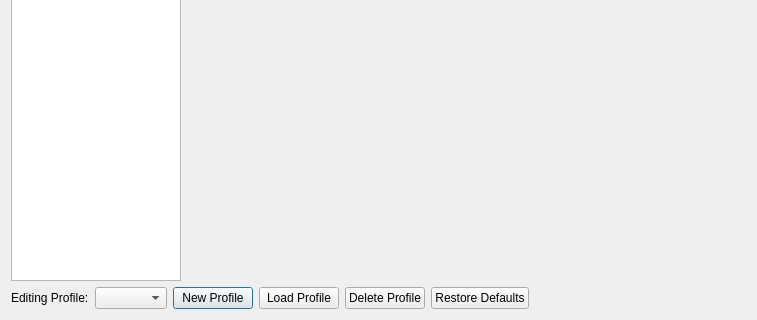
Qt form pcsx2-qt/Settings/ControllerSettingsDialog.ui (PCSX2/pcsx2) before a commit; both pictures show x 0 to 757 and y 360 to 680 of the 1305 by 680 pixel window.
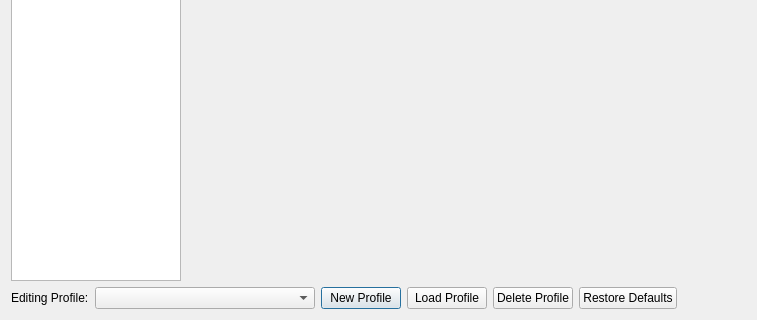
The same form after that commit. Icons and pictures are not drawn.

Commit message: Qt: Fix size of input profile dropdown

The edit to the form file:
```diff
--- a/pcsx2-qt/Settings/ControllerSettingsDialog.ui
+++ b/pcsx2-qt/Settings/ControllerSettingsDialog.ui
@@ -73,7 +73,20 @@
         </widget>
        </item>
        <item>
-        <widget class="QComboBox" name="currentProfile"/>
+        <widget class="QComboBox" name="currentProfile">
+         <property name="sizePolicy">
+          <sizepolicy hsizetype="Fixed" vsizetype="Fixed">
+           <horstretch>0</horstretch>
+           <verstretch>0</verstretch>
+          </sizepolicy>
+         </property>
+         <property name="minimumSize">
+          <size>
+           <width>220</width>
+           <height>0</height>
+          </size>
+         </property>
+        </widget>
        </item>
        <item>
         <widget class="QPushButton" name="newProfile">
```
